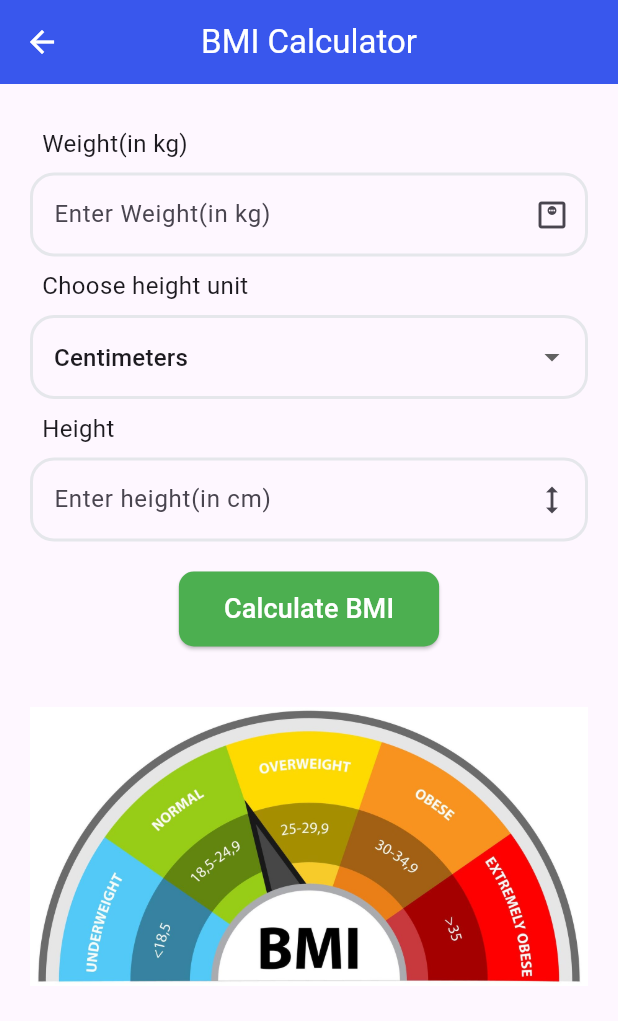
After one commit to sahilpotdukhe/FitStrongGymApp, a Flutter app: the BMICalculator screen opened directly, after a tap on "Calculate BMI", on a phone screen of 412 x 824 dp. The commit adds this screen. Shown: the top 1021 px of the screen. Run offline on Flutter 3.47's test engine with Material 3 defaults, Android fonts, the phone set to English and light mode, and no system bars; our stand-ins replace awesome_dialog, cached_network_image, cloud_firestore, curved_navigation_bar, firebase_auth, firebase_core and 9 more; missing offline and left inert: telephony_sms; accounts and stored records are empty; network calls fail.

Commit message:
BMI calculator added (#19)

```diff
--- /dev/null
+++ b/lib/Screens/BMICalculator.dart
@@ -0,0 +1,289 @@
+import 'package:fitstrong_gym/src/custom_import.dart';
+
+class BMICalculator extends StatefulWidget {
+  @override
+  _BMICalculatorState createState() => _BMICalculatorState();
+}
+
+class _BMICalculatorState extends State<BMICalculator> {
+  final TextEditingController weightController = TextEditingController();
+  final TextEditingController heightCmController = TextEditingController();
+  final TextEditingController heightFeetController = TextEditingController();
+  final TextEditingController heightInchesController = TextEditingController();
+
+  double? bmi;
+  String category = '';
+  String heightUnit = 'cm';
+  late Color bmiColor;
+
+  void calculateBMI() {
+    double? weight = double.tryParse(weightController.text);
+    double? heightM;
+
+    if (heightUnit == 'cm') {
+      double? heightCm = double.tryParse(heightCmController.text);
+      if (heightCm != null && heightCm > 0) {
+        heightM = heightCm / 100;
+      }
+    } else {
+      double? feet = double.tryParse(heightFeetController.text);
+      double? inches = double.tryParse(heightInchesController.text);
+      if (feet != null && inches != null) {
+        heightM = ((feet * 12) + inches) * 0.0254;
+      }
+    }
+
+    if (weight != null && heightM != null && heightM > 0) {
+      setState(() {
+        bmi = weight / (heightM! * heightM);
+        category = getBMICategory(bmi!);
+        bmiColor = getBMIColor(bmi!);
+      });
+    }
+  }
+
+  Color getBMIColor(double bmi) {
+    if (bmi < 18.5) {
+      return Colors.blue;
+    } else if (bmi < 24.9) {
+      return Colors.green;
+    } else if (bmi < 29.9) {
+      return Colors.yellow;
+    } else if (bmi < 34.9) {
+      return Colors.orange;
+    } else {
+      return Colors.red;
+    }
+  }
+
+  String getBMICategory(double bmi) {
+    if (bmi < 18.5) {
+      return 'Underweight';
+    } else if (bmi < 24.9) {
+      return 'Normal weight';
+    } else if (bmi < 29.9) {
+      return 'Overweight';
+    } else if (bmi < 34.9) {
+      return 'Obese';
+    } else {
+      return 'Extremely Obese';
+    }
+  }
+
+  @override
+  Widget build(BuildContext context) {
+    return Scaffold(
+      appBar: AppBar(
+        backgroundColor: UniversalVariables.appThemeColor,
+        title: Text('BMI Calculator', style: TextStyle(color: Colors.white)),
+        centerTitle: true,
+        iconTheme: IconThemeData(color: Colors.white),
+      ),
+      body: SingleChildScrollView(
+        child: Padding(
+          padding: EdgeInsets.all(20),
+          child: Column(
+            crossAxisAlignment: CrossAxisAlignment.start,
+            children: [
+              Padding(
+                padding: const EdgeInsets.all(8.0),
+                child: Text(
+                  'Weight(in kg)',
+                  style: TextStyle(fontSize: 16),
+                  textAlign: TextAlign.start,
+                ),
+              ),
+              TextFormField(
+                controller: weightController,
+                decoration: InputDecoration(
+                  hintText: 'Enter Weight(in kg)',
+                  border: OutlineInputBorder(),
+                  focusedBorder: OutlineInputBorder(
+                      borderRadius: BorderRadius.circular(16),
+                      borderSide:
+                          BorderSide(color: HexColor('E5E7EB'), width: 2)),
+                  enabledBorder: OutlineInputBorder(
+                    borderRadius: BorderRadius.circular(16),
+                    borderSide: BorderSide(color: HexColor('E5E7EB'), width: 2),
+                  ),
+                  suffixIcon: Icon(Icons.monitor_weight_outlined),
+                ),
+                keyboardType: TextInputType.number,
+                validator: (value) {
+                  if (value == null || value.isEmpty) {
+                    return 'Please enter Weight';
+                  }
+                  return null;
+                },
+              ),
+              Padding(
+                padding: const EdgeInsets.all(8.0),
+                child: Text(
+                  'Choose height unit',
+                  style: TextStyle(fontSize: 16),
+                  textAlign: TextAlign.start,
+                ),
+              ),
+              DropdownButtonFormField<String>(
+                value: heightUnit,
+                onChanged: (value) {
+                  setState(() {
+                    heightUnit = value!;
+                  });
+                },
+                items: const [
+                  DropdownMenuItem(value: 'cm', child: Text('Centimeters')),
+                  DropdownMenuItem(value: 'ft', child: Text('Feet & Inches')),
+                ],
+                decoration: InputDecoration(
+                  hintText: 'Enter Weight(in kg)',
+                  border: OutlineInputBorder(),
+                  focusedBorder: OutlineInputBorder(
+                      borderRadius: BorderRadius.circular(16),
+                      borderSide:
+                          BorderSide(color: HexColor('E5E7EB'), width: 2)),
+                  enabledBorder: OutlineInputBorder(
+                    borderRadius: BorderRadius.circular(16),
+                    borderSide: BorderSide(color: HexColor('E5E7EB'), width: 2),
+                  ),
+                ),
+              ),
+              Padding(
+                padding: const EdgeInsets.all(8.0),
+                child: Text(
+                  'Height',
+                  style: TextStyle(fontSize: 16),
+                  textAlign: TextAlign.start,
+                ),
+              ),
+              if (heightUnit == 'cm')
+                TextField(
+                  controller: heightCmController,
+                  keyboardType: TextInputType.number,
+                  decoration: InputDecoration(
+                    hintText: 'Enter height(in cm)',
+                    border: OutlineInputBorder(),
+                    focusedBorder: OutlineInputBorder(
+                        borderRadius: BorderRadius.circular(16),
+                        borderSide:
+                            BorderSide(color: HexColor('E5E7EB'), width: 2)),
+                    enabledBorder: OutlineInputBorder(
+                      borderRadius: BorderRadius.circular(16),
+                      borderSide:
+                          BorderSide(color: HexColor('E5E7EB'), width: 2),
+                    ),
+                    suffixIcon: Icon(Icons.height),
+                  ),
+                ),
+              if (heightUnit == 'ft')
+                Row(
+                  children: [
+                    Expanded(
+                      child: TextField(
+                        controller: heightFeetController,
+                        keyboardType: TextInputType.number,
+                        decoration: InputDecoration(
+                          hintText: 'Enter feet',
+                          border: OutlineInputBorder(),
+                          focusedBorder: OutlineInputBorder(
+                              borderRadius: BorderRadius.circular(16),
+                              borderSide: BorderSide(
+                                  color: HexColor('E5E7EB'), width: 2)),
+                          enabledBorder: OutlineInputBorder(
+                            borderRadius: BorderRadius.circular(16),
+                            borderSide:
+                                BorderSide(color: HexColor('E5E7EB'), width: 2),
+                          ),
+                          suffixIcon: Icon(Icons.height),
+                        ),
+                      ),
+                    ),
+                    SizedBox(width: 10),
+                    Expanded(
+                      child: TextField(
+                        controller: heightInchesController,
+                        keyboardType: TextInputType.number,
+                        decoration: InputDecoration(
+                          hintText: 'Enter Inches',
+                          border: OutlineInputBorder(),
+                          focusedBorder: OutlineInputBorder(
+                              borderRadius: BorderRadius.circular(16),
+                              borderSide: BorderSide(
+                                  color: HexColor('E5E7EB'), width: 2)),
+                          enabledBorder: OutlineInputBorder(
+                            borderRadius: BorderRadius.circular(16),
+                            borderSide:
+                                BorderSide(color: HexColor('E5E7EB'), width: 2),
+                          ),
+                          suffixIcon: Icon(Icons.height),
+                        ),
+                      ),
+                    ),
+                  ],
+                ),
+              SizedBox(height: 20),
+              Center(
+                child: ElevatedButton(
+                  onPressed: calculateBMI,
+                  style: ElevatedButton.styleFrom(
+                    backgroundColor: Colors.green,
+                    padding: EdgeInsets.symmetric(vertical: 12, horizontal: 30),
+                    shape: RoundedRectangleBorder(
+                        borderRadius: BorderRadius.circular(10)),
+                  ),
+                  child: Text('Calculate BMI',
+                      style: TextStyle(fontSize: 18, color: Colors.white)),
+                ),
+              ),
+              SizedBox(height: 20),
+              if (bmi != null)
+                Center(
+                  child: Container(
+                    padding: EdgeInsets.all(15),
+                    decoration: BoxDecoration(
+                      color: bmiColor,
+                      borderRadius: BorderRadius.circular(10),
+                    ),
+                    child: Column(
+                      children: [
+                        Text(
+                          'Your BMI:',
+                          style: TextStyle(
+                              fontSize: 20, fontWeight: FontWeight.bold),
+                        ),
+                        SizedBox(height: 5),
+                        Text(
+                          bmi!.toStringAsFixed(2),
+                          style: TextStyle(
+                              fontSize: 24,
+                              fontWeight: FontWeight.bold,
+                              color: Colors.white),
+                        ),
+                        SizedBox(height: 10),
+                        Text(
+                          category,
+                          style: TextStyle(
+                              fontSize: 18,
+                              fontWeight: FontWeight.bold,
+                              color: Colors.white),
+                        ),
+                      ],
+                    ),
+                  ),
+                ),
+              SizedBox(
+                height: 20,
+              ),
+              Image.asset(
+                'assets/BMI.jpg',
+              ),
+              SizedBox(
+                height: 20,
+              ),
+            ],
+          ),
+        ),
+      ),
+    );
+  }
+}
--- a/lib/Screens/DashBoard.dart
+++ b/lib/Screens/DashBoard.dart
@@ -1,3 +1,4 @@
+import 'package:fitstrong_gym/Screens/BMICalculator.dart';
 import 'package:fitstrong_gym/src/custom_import.dart';
 
 class DashBoard extends StatefulWidget {
@@ -310,6 +311,44 @@ class _DashBoardState extends State<DashBoard> {
                 ),
               ],
             ),
+            Padding(
+              padding: const EdgeInsets.all(28.0),
+              child: InkWell(
+                onTap: () {
+                  Navigator.push(context,
+                      MaterialPageRoute(builder: (context) => BMICalculator()));
+                },
+                child: Container(
+                  decoration: BoxDecoration(
+                    borderRadius:
+                        BorderRadius.circular(20 * ScaleUtils.scaleFactor),
+                    color: HexColor("EE3427"),
+                  ),
+                  child: Padding(
+                    padding: EdgeInsets.all(12.0 * ScaleUtils.scaleFactor),
+                    child: Row(
+                      mainAxisAlignment: MainAxisAlignment.center,
+                      mainAxisSize: MainAxisSize.min,
+                      children: [
+                        Text(
+                          "BMI Calculator",
+                          style: TextStyle(
+                              fontSize: 16 * ScaleUtils.scaleFactor,
+                              color: Colors.white),
+                        ),
+                        SizedBox(
+                          width: 8 * ScaleUtils.horizontalScale,
+                        ),
+                        Icon(
+                          Icons.fitness_center,
+                          color: Colors.white,
+                        )
+                      ],
+                    ),
+                  ),
+                ),
+              ),
+            ),
           ],
         ),
       ]),
```
Also changed, not shown: assets/BMI.jpg (added).
